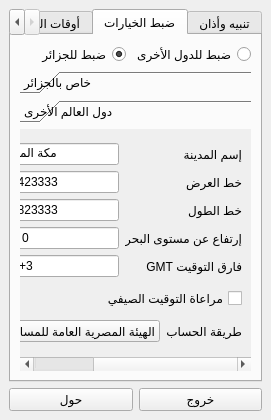
hafmed/Thakir-Prayer-Times, file thakir_prayer_times.ui: the form before one commit.
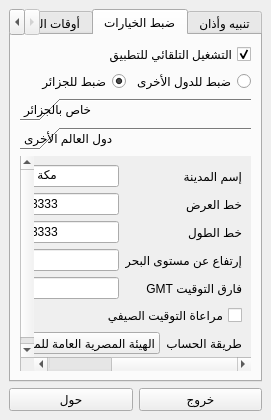
The form after the commit. The open tabs and pages were chosen to show the change. Icons and pictures are not drawn.

The edit to the form file:
```diff
--- a/thakir_prayer_times.ui
+++ b/thakir_prayer_times.ui
@@ -156,6 +156,16 @@
         <string>ضبط الخيارات</string>
        </attribute>
        <layout class="QVBoxLayout" name="verticalLayout_5">
+        <item>
+         <widget class="QCheckBox" name="checkBox_autostart">
+          <property name="text">
+           <string>التشغيل التلقائي للتطبيق</string>
+          </property>
+          <property name="checked">
+           <bool>true</bool>
+          </property>
+         </widget>
+        </item>
         <item>
          <layout class="QHBoxLayout" name="horizontalLayout">
           <item>
@@ -343,7 +353,7 @@
           <widget class="QWidget" name="page_2">
            <property name="geometry">
             <rect>
-             <x>-117</x>
+             <x>-236</x>
              <y>0</y>
              <width>334</width>
              <height>227</height>
```
Left out of the diff: 5 changed lines with no effect on the pictures.
